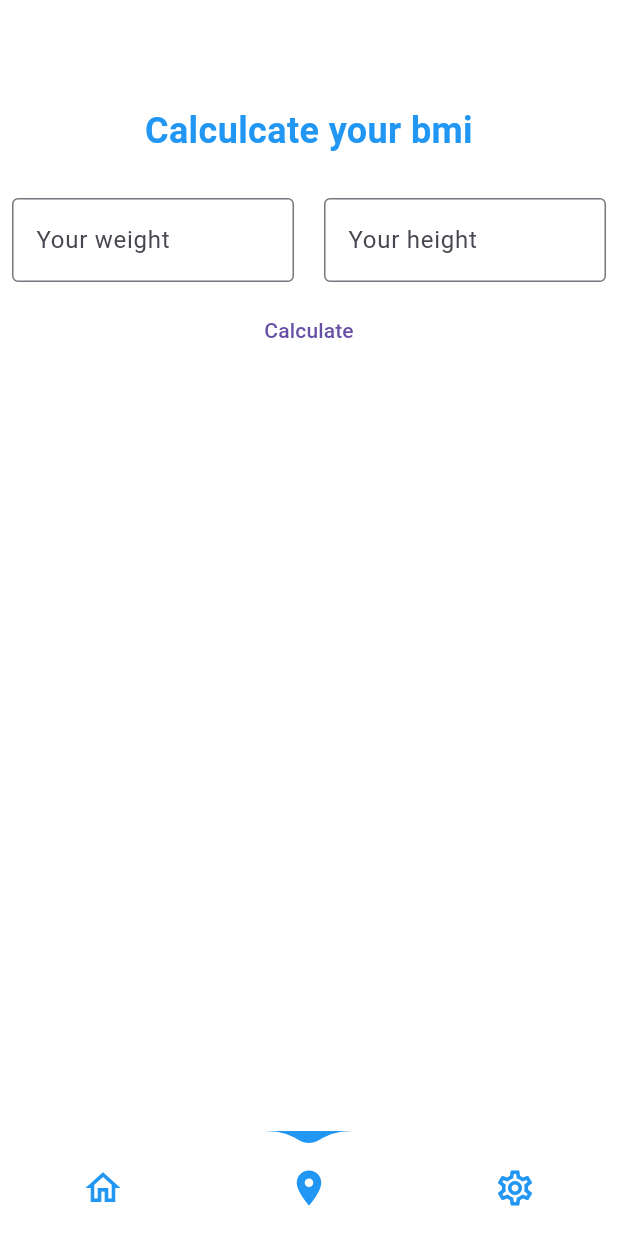
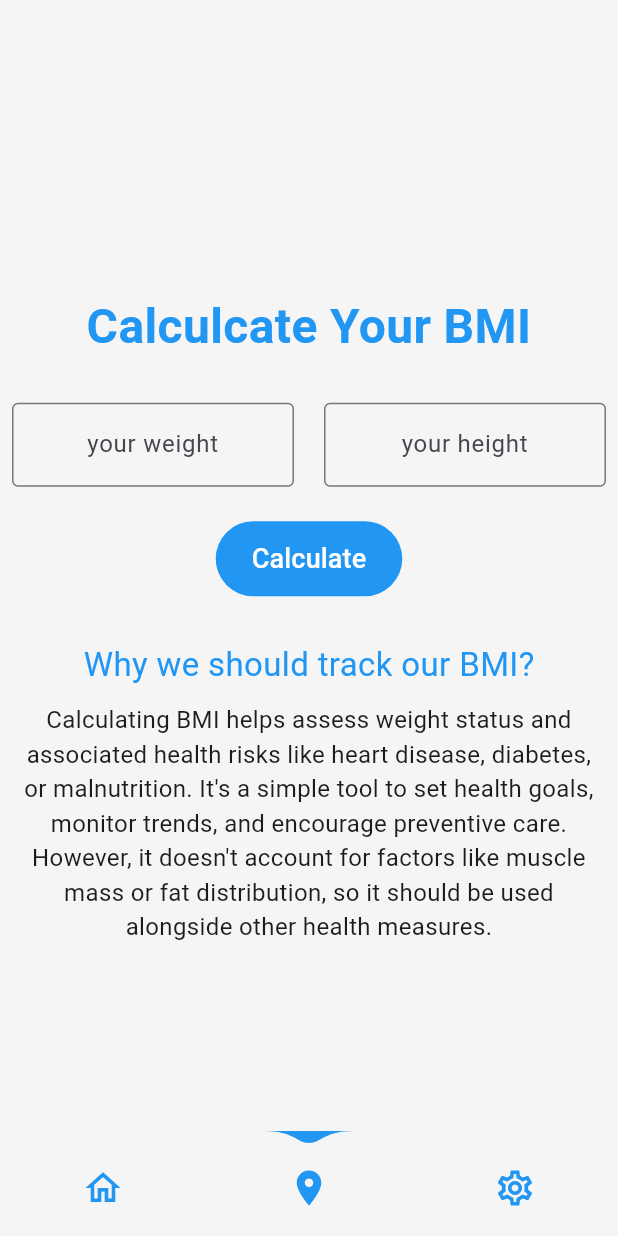
Before and after one commit to kry-ozo/bmiApp, a Flutter app: the screen it shows after launch, item 2 of the bottom bar chosen, after a tap on "Calculate", on a phone screen of 412 x 824 dp. Run offline on Flutter 3.47's test engine with Material 3 defaults, Android fonts, the phone set to English and light mode, and no system bars; drawn by our look-alikes of water_drop_nav_bar; our stand-ins replace fl_chart; missing offline and left inert: fl_animated_linechart.

Commit message:
Completed calculator section, firsts steps in adding a linechart

```diff
--- /dev/null
+++ b/lib/components/chart_line.dart
@@ -0,0 +1,11 @@
+import 'package:flutter/material.dart';
+import 'package:fl_chart/fl_chart.dart';
+
+class ChartLine extends StatelessWidget {
+  const ChartLine({super.key});
+
+  @override
+  Widget build(BuildContext context) {
+    return const Placeholder();
+  }
+}
--- a/lib/pages/calculator_page.dart
+++ b/lib/pages/calculator_page.dart
@@ -13,27 +13,53 @@ class _CalculatorPageState extends State<CalculatorPage> {
   @override
   Widget build(BuildContext context) {
     return   Column(
+      mainAxisAlignment: MainAxisAlignment.center,
       children:  [
         const SizedBox(height: 70,),
         //title
-        const Center(child: Text("Calculcate your bmi",textAlign: TextAlign.center,style: TextStyle(fontSize: 24, color: Colors.blue, fontWeight: FontWeight.bold,),)),
-        SizedBox(height: 20,),
+        const Center(child: Text("Calculcate Your BMI",textAlign: TextAlign.center,style: TextStyle(fontSize: 32, color: Colors.blue, fontWeight: FontWeight.bold,),)),
+
+
       //form
-      Padding(
-        padding: const EdgeInsets.all(8.0),
-        child: Row(
-          children: [
-            Expanded(child: TextField(decoration: InputDecoration(hintText: "Your weight", border: OutlineInputBorder()), controller: weightControler,),),
-            SizedBox(height: 20,width: 20,),
-            Expanded(child: TextField(decoration: InputDecoration(hintText: "Your height", border: OutlineInputBorder()), controller: heightControler,),),
+      const SizedBox(height: 20,),
+      Column(
+        children: [
+          Padding(
+            padding: const EdgeInsets.all(8.0),
+            child: Row(
+               children: [
+                Expanded(child: TextField(decoration: const InputDecoration(hintText: "your weight", border: OutlineInputBorder()), textAlign: TextAlign.center, controller: weightControler,),),
+                const SizedBox(height: 20,width: 20,),
+                Expanded(child: TextField(decoration: const InputDecoration(hintText: "your height", border: OutlineInputBorder()), textAlign: TextAlign.center, controller: heightControler,),),
             ],
         ),
       ),
-
+      const SizedBox(height: 15,),
       TextButton(onPressed: (){
 
-      }, child: Text("Calculate"))
+      }, child: Text("Calculate", style: TextStyle(color: Colors.white, fontSize: 18),),
+        style: TextButton.styleFrom(
+          backgroundColor: Colors.blue,
+          padding: const EdgeInsets.symmetric(horizontal: 24, vertical: 12)
+        ),
+      ),
+        ],
+      ),
+
       //text about why to count bmi
+      const SizedBox(height: 30,),
+      const Padding(
+        padding: EdgeInsets.symmetric(horizontal: 12),
+        child:  Column(
+          children: [
+            Text("Why we should track our BMI?", style: TextStyle(color: Colors.blue, fontSize: 22),),
+            SizedBox(height: 10,),
+            Text("Calculating BMI helps assess weight status and associated health risks like heart disease, diabetes, or malnutrition. It's a simple tool to set health goals, monitor trends, and encourage preventive care. However, it doesn't account for factors like muscle mass or fat distribution, so it should be used alongside other health measures.", textAlign: TextAlign.center, style: TextStyle(fontSize: 16),)
+          ],
+        ),
+      )
+
+
       ],
     );
 
--- a/lib/pages/home_page.dart
+++ b/lib/pages/home_page.dart
@@ -21,11 +21,12 @@ class _HomePageState extends State<HomePage> {
   @override
   Widget build(BuildContext context) {
     return  Scaffold(
-      backgroundColor: Colors.white,
+      backgroundColor: Colors.grey[100],
       body: pages[selectedIndex],
       bottomNavigationBar: Padding(
         padding: const EdgeInsets.only(bottom: 10),
         child: WaterDropNavBar(
+          backgroundColor: Colors.transparent,
           waterDropColor: Colors.blue,
           barItems: [
             BarItem(filledIcon: Icons.home_filled, outlinedIcon: Icons.home_outlined),
--- a/lib/pages/main_page.dart
+++ b/lib/pages/main_page.dart
@@ -1,4 +1,5 @@
 import 'package:flutter/material.dart';
+import 'package:fl_animated_linechart/fl_animated_linechart.dart';
 
 
 class MainPage extends StatefulWidget {
@@ -9,11 +10,17 @@ class MainPage extends StatefulWidget {
 }
 
 class _MainPageState extends State<MainPage> {
+  final List<BmiData> bmiHistory = [
+  BmiData(DateTime(2024, 1, 1), 22.5),
+  BmiData(DateTime(2024, 2, 1), 23.0),
+  BmiData(DateTime(2024, 3, 1), 22.8),
+  ];
 
   @override
   Widget build(BuildContext context) {
-     return  const Column(
+     return const Column(
        children: [
+          SizedBox(height: 80,),
          Padding(
           padding: EdgeInsets.symmetric(horizontal: 12, vertical: 10),
           child: Row(
@@ -27,9 +34,16 @@ class _MainPageState extends State<MainPage> {
         ),
          SizedBox(height: 20,),
          Text("Your Statistics",
-        style: TextStyle(color: Colors.blue, fontSize: 22,),),
-
+        style: TextStyle(color: Colors.blue, fontSize: 28,fontWeight: FontWeight.bold),),
+        SizedBox(height: 20,),
        ],
      );
   }
 }
+
+class BmiData {
+  final DateTime date;
+  final double bmi;
+
+  BmiData(this.date, this.bmi);
+}
--- /dev/null
+++ b/lib/services/bmi_service.dart
@@ -0,0 +1,3 @@
+class BmiService{
+
+}
--- a/pubspec.yaml
+++ b/pubspec.yaml
@@ -13,6 +13,7 @@ dependencies:
   water_drop_nav_bar: ^2.2.2
   chart_sparkline: ^1.1.1
   fl_animated_linechart: ^1.2.0
+  fl_chart: ^0.69.2
 
 dev_dependencies:
   flutter_test:
```
Also changed, not shown: pubspec.lock.
